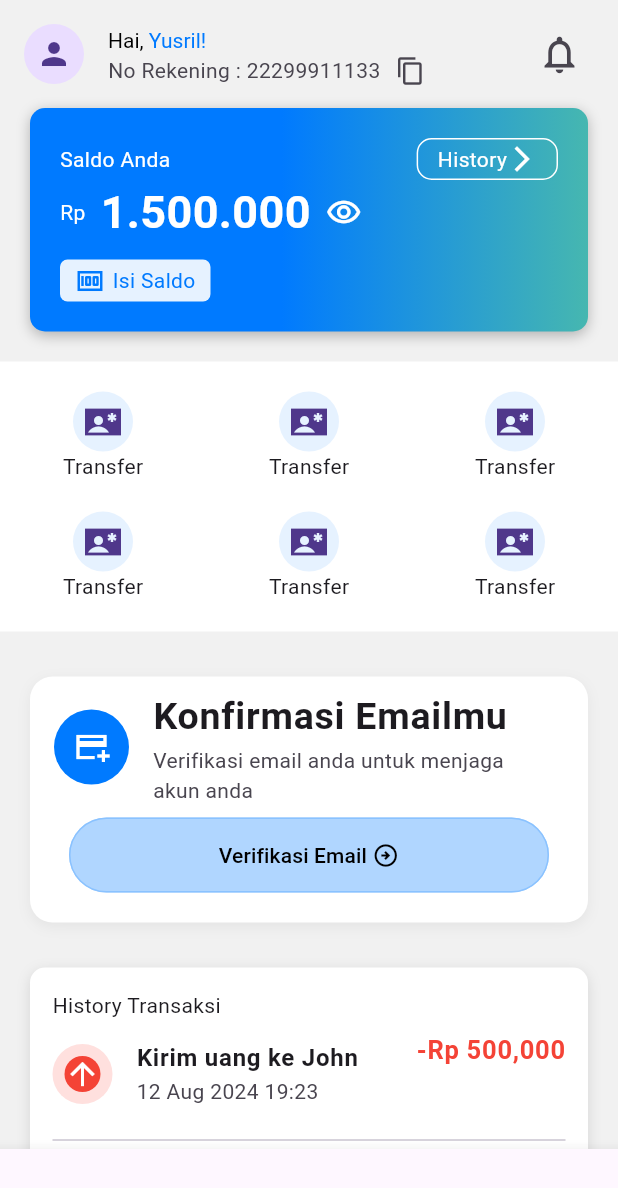
After one commit to qhmd/slice_ui, a Flutter app: the screen it shows after launch, item 4 of the bottom bar chosen, on a phone screen of 412 x 824 dp. The commit adds this screen. Shown: the top 1188 px of the screen. Run offline on Flutter 3.47's test engine with Material 3 defaults, Android fonts, the phone set to English and light mode, and no system bars.

Commit message:
home bank app

```diff
--- a/lib/main.dart
+++ b/lib/main.dart
@@ -1,6 +1,8 @@
 import 'package:flutter/material.dart';
 import 'package:slicing_1/page/slice_1.dart';
 import 'package:slicing_1/page/slice_2.dart';
+import 'package:slicing_1/page/slice_3.dart';
+import 'package:slicing_1/page/slide.dart';
 
 void main() {
   runApp(const MainApp());
@@ -14,7 +16,7 @@ class MainApp extends StatefulWidget {
 }
 
 class _MainAppState extends State<MainApp> {
-  final List<Widget> _page = [Slice1(), Slice2()];
+  final List<Widget> _page = [Slice1(), Slice2(), Slide(), Slice3()];
   int _indexPage = 0;
 
   @override
@@ -35,6 +37,8 @@ class _MainAppState extends State<MainApp> {
           items: [
             BottomNavigationBarItem(icon: Icon(Icons.home), label: "Slice1"),
             BottomNavigationBarItem(icon: Icon(Icons.home), label: "Slice2"),
+            BottomNavigationBarItem(icon: Icon(Icons.home), label: "Slice for 2"),
+            BottomNavigationBarItem(icon: Icon(Icons.home), label: "Slice for 3"),
           ],
         ),
       ),
--- /dev/null
+++ b/lib/page/slice_3.dart
@@ -0,0 +1,373 @@
+import 'package:flutter/material.dart';
+
+class Slice3 extends StatefulWidget {
+  const Slice3({super.key});
+
+  @override
+  State<Slice3> createState() => Slice3State();
+}
+
+class Slice3State extends State<Slice3> {
+  @override
+  Widget build(BuildContext context) {
+    return SafeArea(
+      child: SingleChildScrollView(
+        child: Container(
+          color: const Color.fromARGB(255, 241, 241, 241),
+          child: Column(
+            children: [
+              ListTile(
+                leading: CircleAvatar(child: Icon(Icons.person)),
+                title: RichText(
+                  text: TextSpan(
+                    text: "Hai, ",
+                    style: TextStyle(color: Colors.black),
+                    children: [
+                      TextSpan(
+                        text: "Yusril!",
+                        style: TextStyle(color: Color(0xff007AFF)),
+                      ),
+                    ],
+                  ),
+                ),
+                subtitle: Row(
+                  children: [
+                    Text("No Rekening : 22299911133"),
+                    SizedBox(width: 10),
+                    Icon(Icons.copy, size: 20),
+                  ],
+                ),
+                trailing: Icon(Icons.notifications_none, size: 30),
+              ),
+
+              Container(
+                margin: EdgeInsets.only(left: 20, right: 20),
+                padding: EdgeInsets.all(20),
+                decoration: BoxDecoration(
+                  // color: Color(0xff007AFF),
+                  gradient: LinearGradient(
+                    colors: [Color(0xff007AFF), Color(0xff46B7B0)],
+                    stops: [0.45, 1],
+                  ),
+                  boxShadow: [
+                    BoxShadow(
+                      color: const Color.fromARGB(65, 0, 0, 0),
+                      offset: Offset(0, 2.41),
+                      blurRadius: 7.22,
+                      // spreadRadius: BorderSide.strokeAlignCenter
+                      // blurRadius: BouncingScrollSimulation.maxSpringTransferVelocity
+                      // blurRadius: BorderSide.strokeAlignCenter
+                    ),
+                  ],
+                  borderRadius: BorderRadius.all(Radius.circular(10)),
+                  shape: BoxShape.rectangle,
+                ),
+                child: Column(
+                  children: [
+                    Row(
+                      mainAxisAlignment: MainAxisAlignment.spaceBetween,
+                      children: [
+                        Text("Saldo Anda", style: TextStyle(color: Colors.white)),
+                        Container(
+                          padding: EdgeInsets.symmetric(
+                            vertical: 3,
+                            horizontal: 13,
+                          ),
+                          decoration: BoxDecoration(
+                            borderRadius: BorderRadius.all(Radius.circular(10)),
+                            border: Border.all(color: Colors.white),
+                            color: Colors.transparent,
+                          ),
+                          child: Row(
+                            children: [
+                              Text(
+                                "History",
+                                style: TextStyle(color: Colors.white),
+                              ),
+                              Icon(
+                                Icons.arrow_forward_ios,
+                                size: 20,
+                                color: Colors.white,
+                              ),
+                            ],
+                          ),
+                        ),
+                      ],
+                    ),
+                    Row(
+                      children: [
+                        Row(
+                          children: [
+                            Text("Rp", style: TextStyle(color: Colors.white)),
+                            SizedBox(width: 10),
+                            Text(
+                              "1.500.000",
+                              style: TextStyle(
+                                color: Colors.white,
+                                fontSize: 30,
+                                fontWeight: FontWeight.bold,
+                              ),
+                            ),
+                            SizedBox(width: 10),
+                            Icon(
+                              Icons.remove_red_eye_outlined,
+                              color: Colors.white,
+                            ),
+                          ],
+                        ),
+                      ],
+                    ),
+                    SizedBox(height: 10,),
+                    Align(
+                      alignment: Alignment.centerLeft,
+                      child: Container(
+                        padding: EdgeInsets.symmetric(
+                          vertical: 4,
+                          horizontal: 10,
+                        ),
+                        decoration: BoxDecoration(
+                          borderRadius: BorderRadius.all(Radius.circular(5)),
+                          color: Color(0xffE6F2FF),
+                          shape: BoxShape.rectangle,
+                        ),
+                        child: Row(
+                          mainAxisSize: MainAxisSize.min,
+                          children: [
+                            Icon(Icons.money, color: Color(0xff007AFF), size: 20),
+                            SizedBox(width: 5),
+                            Text(
+                              "Isi Saldo",
+                              style: TextStyle(color: Color(0xff007AFF)),
+                            ),
+                          ],
+                        ),
+                      ),
+                    ),
+                  ],
+                ),
+              ),
+              SizedBox(height: 20),
+              Container(
+                color: Colors.white,
+                padding: EdgeInsets.symmetric(vertical: 20),
+                child: Column(
+                  children: [
+                    Row(
+                      mainAxisAlignment: MainAxisAlignment.spaceAround,
+                      children: [
+                        Column(
+                          children: [
+                            CircleAvatar(
+                              backgroundColor: Color(0xffE6F2FF),
+                              child: Icon(Icons.contact_emergency_sharp),
+                            ),
+                            Text("Transfer"),
+                          ],
+                        ),
+                        Column(
+                          children: [
+                            CircleAvatar(
+                              backgroundColor: Color(0xffE6F2FF),
+                              child: Icon(Icons.contact_emergency_sharp),
+                            ),
+                            Text("Transfer"),
+                          ],
+                        ),
+                        Column(
+                          children: [
+                            CircleAvatar(
+                              backgroundColor: Color(0xffE6F2FF),
+                              child: Icon(Icons.contact_emergency_sharp),
+                            ),
+                            Text("Transfer"),
+                          ],
+                        ),
+                      ],
+                    ),
+                    SizedBox(height: 20),
+                    Row(
+                      mainAxisAlignment: MainAxisAlignment.spaceAround,
+                      children: [
+                        Column(
+                          children: [
+                            CircleAvatar(
+                              backgroundColor: Color(0xffE6F2FF),
+                              child: Icon(Icons.contact_emergency_sharp),
+                            ),
+                            Text("Transfer"),
+                          ],
+                        ),
+                        Column(
+                          children: [
+                            CircleAvatar(
+                              backgroundColor: Color(0xffE6F2FF),
+                              child: Icon(Icons.contact_emergency_sharp),
+                            ),
+                            Text("Transfer"),
+                          ],
+                        ),
+                        Column(
+                          children: [
+                            CircleAvatar(
+                              backgroundColor: Color(0xffE6F2FF),
+                              child: Icon(Icons.contact_emergency_sharp),
+                            ),
+                            Text("Transfer"),
+                          ],
+                        ),
+                      ],
+                    ),
+                  ],
+                ),
+              ),
+              SizedBox(height: 30),
+              Container(
+                margin: EdgeInsets.symmetric(horizontal: 20),
+                decoration: BoxDecoration(
+                  borderRadius: BorderRadius.all(Radius.circular(15)),
+                  shape: BoxShape.rectangle,
+                  color: Colors.white,
+                  boxShadow: [
+                    BoxShadow(
+                      color: const Color.fromARGB(14, 0, 0, 0),
+                      blurRadius: 7.21,
+                      offset: Offset(0, 2.41),
+                    ),
+                  ],
+                ),
+                child: Column(
+                  children: [
+                    ListTile(
+                      leading: CircleAvatar(
+                        radius: 25,
+                        backgroundColor: Color(0xff007AFF),
+                        child: Icon(Icons.add_card_sharp, color: Colors.white),
+                      ),
+                      title: Text(
+                        "Konfirmasi Emailmu",
+                        style: TextStyle(
+                          fontWeight: FontWeight.bold,
+                          fontSize: 25,
+                        ),
+                      ),
+                      subtitle: Text(
+                        "Verifikasi email anda untuk menjaga akun anda",
+                      ),
+                    ),
+                    ElevatedButton(
+                      onPressed: () {},
+                      style: ElevatedButton.styleFrom(
+                        minimumSize: Size(200, 50),
+                        maximumSize: Size(320, 50),
+                        shadowColor: Colors.transparent,
+                        backgroundColor: Color(0xffB0D6FF),
+                        side: BorderSide(color: Color(0xff8AC2FF)),
+                      ),
+                      child: Row(
+                        mainAxisSize: MainAxisSize.max,
+                        mainAxisAlignment: MainAxisAlignment.center,
+                        children: [
+                          Text(
+                            "Verifikasi Email ",
+                            style: TextStyle(color: Colors.black),
+                          ),
+                          Icon(
+                            Icons.arrow_circle_right_outlined,
+                            color: Colors.black,
+                          ),
+                        ],
+                      ),
+                    ),
+                    SizedBox(height: 20),
+                  ],
+                ),
+              ),
+              SizedBox(height: 30),
+              Container(
+                margin: EdgeInsets.symmetric(horizontal: 20),
+                padding: EdgeInsets.symmetric(horizontal: 15, vertical: 15),
+                decoration: BoxDecoration(
+                  color: Colors.white,
+                  boxShadow: [
+                    BoxShadow(
+                      color: const Color.fromARGB(30, 0, 0, 0),
+                      offset: Offset(0, 2.41),
+                      blurRadius: 7.21,
+                    ),
+                  ],
+                  borderRadius: BorderRadius.all(Radius.circular(10)),
+                  shape: BoxShape.rectangle,
+                ),
+                child: Column(
+                  crossAxisAlignment: CrossAxisAlignment.start,
+                  children: [
+                    Text("History Transaksi"),
+                    ListTile(
+                      contentPadding: EdgeInsets.all(0),
+                      leading: CircleAvatar(
+                        backgroundColor: const Color.fromARGB(33, 255, 13, 0),
+                        child: Container(
+                          decoration: BoxDecoration(
+                            color: Colors.red,
+                            shape: BoxShape.circle
+                          ),
+                          child: Icon(Icons.arrow_upward,color: Colors.white,)),
+                      ),
+                      title: Text(
+                        "Kirim uang ke John",
+                        style: TextStyle(fontWeight: FontWeight.bold),
+                      ),
+                      subtitle: Text("12 Aug 2024 19:23"),
+                      trailing: Column(
+                        children: [
+                          Text(
+                            "-Rp 500,000",
+                            style: TextStyle(
+                              color: Colors.red,
+                              fontWeight: FontWeight.bold,
+                              fontSize: 17,
+                            ),
+                          ),
+                        ],
+                      ),
+                    ),
+                    const Divider(),
+                    ListTile(
+                      contentPadding: EdgeInsets.all(0),
+                      leading: CircleAvatar(
+                        backgroundColor: const Color.fromARGB(43, 34, 255, 0),
+                        child: Container(
+                          decoration: BoxDecoration(
+                            color: Colors.green,
+                            shape: BoxShape.circle
+                          ),
+                          child: Icon(Icons.add_circle_outline_rounded,color: Colors.white,)),
+                      ),
+                      title: Text(
+                        "tambah Saldo",
+                        style: TextStyle(fontWeight: FontWeight.bold),
+                      ),
+                      subtitle: Text("12 Aug 2024 19:23"),
+                      trailing: Column(
+                        children: [
+                          Text(
+                            "+Rp 200,000",
+                            style: TextStyle(
+                              color: Colors.green,
+                              fontWeight: FontWeight.bold,
+                              fontSize: 17,
+                            ),
+                          ),
+                        ],
+                      ),
+                    ),
+                  ],
+                ),
+              ),
+            ],
+          ),
+        ),
+      ),
+    );
+  }
+}
--- /dev/null
+++ b/lib/page/slide.dart
@@ -0,0 +1,82 @@
+import 'package:flutter/material.dart';
+
+class Slide extends StatefulWidget {
+  const Slide({super.key});
+
+  @override
+  State<Slide> createState() => _SliceState();
+}
+
+class _SliceState extends State<Slide> {
+  @override
+  Widget build(BuildContext context) {
+    return Stack(
+      children: [
+        SizedBox.expand(
+          child: Image.asset('assets/smile_person.png', fit: BoxFit.fill),
+        ),
+        Container(
+          decoration: BoxDecoration(
+            gradient: LinearGradient(
+              begin: Alignment.topCenter,
+              end: Alignment.bottomCenter,
+              colors: [
+                Color.fromARGB(255, 0, 177, 65).withValues(alpha: 0.7),
+                Color.fromARGB(255, 0, 177, 65).withValues(alpha: 1),
+              ],
+              stops: [0.5, 1],
+            ),
+          ),
+        ),
+        Align(
+          alignment: Alignment.center,
+          child: Column(
+            mainAxisSize: MainAxisSize.max,
+            children: [
+              SizedBox(height: 60,),
+              Image.asset("assets/logo_h.png"),
+              SizedBox(height: 30,),
+              RichText(
+                textAlign: TextAlign.center,
+                text: TextSpan(
+                  text: "HOPE FOR\n",
+                  style: TextStyle(
+                    fontSize: 36,
+                    height: 1,
+                    fontFamily: "Poppins",
+                    fontWeight: FontWeight.w500,
+                  ),
+                  children: [
+                    TextSpan(
+                      text: "HUMANITY",
+                      style: TextStyle(
+                        fontSize: 36,
+                        fontFamily: "Poppins",
+                        fontWeight: FontWeight.w700,
+                      ),
+                    ),
+                  ],
+                ),
+              ),
+              SizedBox(height: 200,),
+              RichText(
+                textAlign: TextAlign.center,
+                text: TextSpan(
+                text: "Welcome to\n",
+                style: TextStyle(
+                  fontFamily: "Poppins",
+                  fontSize: 25,
+                  height: 1,
+                  color: Colors.black
+                ),
+                children: [TextSpan(
+                  text: "Hope for humanity"
+                )]
+              ))
+            ],
+          ),
+        ),
+      ],
+    );
+  }
+}
--- a/pubspec.yaml
+++ b/pubspec.yaml
@@ -24,8 +24,14 @@ flutter:
     - assets/Facebook_Logo_Primary.png
     - assets/logo_h.png
     - assets/twitter.png
+    - assets/smile_person.png
 
   fonts:
     - family: Poppins
       fonts:
         - asset: assets/fonts/Poppins-SemiBold.ttf
+          weight: 600
+        - asset: assets/fonts/Poppins-Medium.ttf
+          weight: 500
+        - asset: assets/fonts/Poppins-Bold.ttf
+          weight: 700
```
Also changed, not shown: assets/fonts/Poppins-Bold.ttf (added), assets/fonts/Poppins-Medium.ttf (added), assets/smile_person.png (added).
